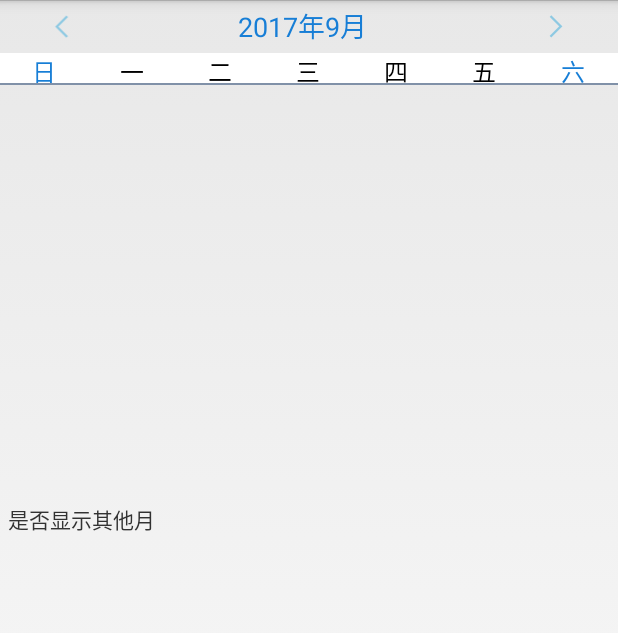
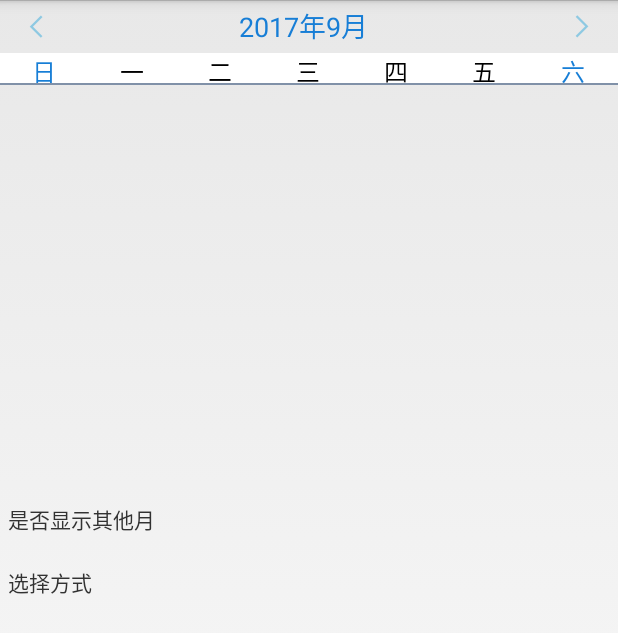
Before and after one commit to jackdeng1202/SuperCalendar, an Android app: the screen it shows after launch (CalendarActivity), on a phone screen of 412 x 824 dp. Shown: the top 633 px of the screen. Run offline under Robolectric (Android 15) with nearby library versions, the phone set to English and light mode, and no system bars.

Commit message:
1.实现单选多选功能

```diff
--- a/app/src/main/java/com/example/calendar/CalendarActivity.java
+++ b/app/src/main/java/com/example/calendar/CalendarActivity.java
@@ -2,6 +2,7 @@ package com.example.calendar;
 
 import android.app.Activity;
 import android.os.Bundle;
+import android.text.TextUtils;
 import android.view.Display;
 import android.view.GestureDetector;
 import android.view.GestureDetector.SimpleOnGestureListener;
@@ -24,8 +25,10 @@ import android.widget.Toast;
 import android.widget.ViewFlipper;
 
 import java.text.SimpleDateFormat;
+import java.util.ArrayList;
 import java.util.Date;
 
+import static android.widget.AbsListView.CHOICE_MODE_MULTIPLE;
 import static android.widget.AbsListView.CHOICE_MODE_SINGLE;
 
 /**
@@ -58,6 +61,11 @@ public class CalendarActivity extends Activity implements View.OnClickListener {
 	private boolean isShowLunar;
 	private TextView mCanshowother;
 	private String[] specialDay;
+	private int CHOOSE_MODE = CHOICE_MODE_SINGLE;
+	private ArrayList<String> mutiChooseDatas= new ArrayList<>();
+	private TextView mChosemode;
+	private TextView mOkBt;
+	private TextView mCancelBt;
 
 	public CalendarActivity() {
 
@@ -78,6 +86,9 @@ public class CalendarActivity extends Activity implements View.OnClickListener {
 		prevMonth = (ImageView) findViewById(R.id.prevMonth);
 		nextMonth = (ImageView) findViewById(R.id.nextMonth);
 		mCanshowother = (TextView) findViewById(R.id.canshowother);
+		mChosemode = (TextView) findViewById(R.id.chosemode);
+		mOkBt = (TextView) findViewById(R.id.tv_okbt);
+		mCancelBt = (TextView) findViewById(R.id.tv_cancelbt);
 		setListener();
 
 		isShowPreNextMonthDays = false;
@@ -196,7 +207,7 @@ public class CalendarActivity extends Activity implements View.OnClickListener {
 			gridView.setColumnWidth(40);
 		}
 		gridView.setGravity(Gravity.CENTER_VERTICAL);
-		gridView.setChoiceMode(CHOICE_MODE_SINGLE);
+		gridView.setChoiceMode(CHOOSE_MODE);
 		// 去除gridView边框
 		gridView.setVerticalSpacing(5);
 		gridView.setHorizontalSpacing(5);
@@ -214,24 +225,20 @@ public class CalendarActivity extends Activity implements View.OnClickListener {
 			@Override
 			public void onItemClick(AdapterView<?> arg0, View arg1, int position, long arg3) {
 				// TODO Auto-generated method stub
-				// 点击任何一个item，得到这个item的日期(排除点击的是周日到周六(点击不响应))
+				// 点击任何一个item，得到这个item的日期(排除点击的是上月和下月(点击不响应))
 				int startPosition = calV.getStartPositon();
 				int endPosition = calV.getEndPosition();
 				if (startPosition <= position + 7 && position <= endPosition - 7) {
 					String scheduleDay = calV.getDateByClickItem(position).split("\\.")[0]; // 这一天的阳历
-					// String scheduleLunarDay =
-					// calV.getDateByClickItem(position).split("\\.")[1];
-					// //这一天的阴历
 					String scheduleYear = calV.getShowYear();
 					String scheduleMonth = calV.getShowMonth();
-					Toast.makeText(CalendarActivity.this, scheduleYear + "-" + scheduleMonth + "-" + scheduleDay, Toast.LENGTH_SHORT).show();
-					// Toast.makeText(CalendarActivity.this, "点击了该条目",
-					// Toast.LENGTH_SHORT).show();
 
-					for (int i = 0; i < calV.getCount(); i++) {
-						ViewGroup child = (ViewGroup) gridView.getChildAt(i);
-						CheckedTextView textView = (CheckedTextView) child.getChildAt(0);
-						textView.setChecked(false);
+					if (CHOOSE_MODE == CHOICE_MODE_SINGLE){
+						unCheckAllItem();
+
+						Toast.makeText(CalendarActivity.this, scheduleYear + "-" + scheduleMonth + "-" + scheduleDay, Toast.LENGTH_SHORT).show();
+					}else {
+						mutiChooseDatas.add(scheduleYear + "-" + scheduleMonth + "-" + scheduleDay);
 					}
 
 					((CheckedTextView)((LinearLayout)arg1).getChildAt(0)).setChecked(true);
@@ -245,6 +252,9 @@ public class CalendarActivity extends Activity implements View.OnClickListener {
 		prevMonth.setOnClickListener(this);
 		nextMonth.setOnClickListener(this);
 		mCanshowother.setOnClickListener(this);
+		mChosemode.setOnClickListener(this);
+		mOkBt.setOnClickListener(this);
+		mCancelBt.setOnClickListener(this);
 	}
 
 	@Override
@@ -261,9 +271,46 @@ public class CalendarActivity extends Activity implements View.OnClickListener {
 			isShowPreNextMonthDays = !isShowPreNextMonthDays;
 			calV.setShowOthersMonthDays(isShowPreNextMonthDays);
 			break;
+		case R.id.chosemode:
+			if (CHOOSE_MODE == CHOICE_MODE_SINGLE){
+				CHOOSE_MODE = CHOICE_MODE_MULTIPLE;
+				mOkBt.setVisibility(View.VISIBLE);
+				mCancelBt.setVisibility(View.VISIBLE);
+				mutiChooseDatas.clear();
+				unCheckAllItem();
+			}else {
+				CHOOSE_MODE = CHOICE_MODE_SINGLE;
+				mOkBt.setVisibility(View.GONE);
+				mCancelBt.setVisibility(View.GONE);
+			}
+			gridView.setChoiceMode(CHOOSE_MODE);
+			break;
+		case R.id.tv_okbt:
+			String temp="";
+			for (String str : mutiChooseDatas) {
+				temp = temp + str + "\n";
+			}
+			if (!TextUtils.isEmpty(temp))
+				Toast.makeText(CalendarActivity.this, temp.subSequence(0,temp.lastIndexOf("\n")), Toast.LENGTH_SHORT).show();
+			else
+				Toast.makeText(CalendarActivity.this, "请选择日期", Toast.LENGTH_SHORT).show();
+
+			break;
+		case R.id.tv_cancelbt:
+			mutiChooseDatas.clear();
+			unCheckAllItem();
+			break;
 		default:
 			break;
 		}
 	}
 
+	private void unCheckAllItem() {
+		for (int i = 0; i < calV.getCount(); i++) {
+            ViewGroup child = (ViewGroup) gridView.getChildAt(i);
+            CheckedTextView textView = (CheckedTextView) child.getChildAt(0);
+            textView.setChecked(false);
+        }
+	}
+
 }
--- a/app/src/main/res/layout/calendar.xml
+++ b/app/src/main/res/layout/calendar.xml
@@ -4,37 +4,61 @@
     android:layout_height="match_parent"
     android:orientation="vertical" >
 
-    <LinearLayout
+    <RelativeLayout
         android:layout_width="match_parent"
-        android:layout_height="wrap_content"
-        android:orientation="horizontal" >
+        android:layout_height="wrap_content">
 
         <ImageView
+            android:layout_marginLeft="10dp"
+            android:padding="5dp"
+            android:layout_alignParentLeft="true"
+            android:layout_centerVertical="true"
             android:id="@+id/prevMonth"
-            android:layout_width="0dp"
+            android:layout_width="wrap_content"
             android:layout_height="wrap_content"
-            android:layout_gravity="center"
-            android:layout_weight="1"
             android:src="@drawable/prev_month" />
 
         <TextView
+            android:visibility="gone"
+            android:id="@+id/tv_cancelbt"
+            android:layout_centerVertical="true"
+            android:layout_toRightOf="@id/prevMonth"
+            android:padding="5dp"
+            android:text="取消"
+            android:layout_width="wrap_content"
+            android:layout_height="wrap_content"/>
+
+        <TextView
             android:id="@+id/currentMonth"
-            android:layout_width="0dp"
+            android:layout_width="wrap_content"
             android:layout_height="35dp"
-            android:layout_weight="3"
+            android:layout_centerInParent="true"
             android:gravity="center"
             android:text="2014年6月"
             android:textColor="#177ed6"
             android:textSize="18dp" />
 
         <ImageView
+            android:layout_marginRight="10dp"
+            android:padding="5dp"
+            android:layout_alignParentRight="true"
+            android:layout_centerVertical="true"
             android:id="@+id/nextMonth"
-            android:layout_width="0dp"
+            android:layout_width="wrap_content"
             android:layout_height="wrap_content"
             android:layout_gravity="center"
-            android:layout_weight="1"
             android:src="@drawable/next_month" />
-    </LinearLayout>
+
+        <TextView
+            android:visibility="gone"
+            android:id="@+id/tv_okbt"
+            android:layout_centerVertical="true"
+            android:layout_toLeftOf="@id/nextMonth"
+            android:padding="5dp"
+            android:text="确认"
+            android:layout_width="wrap_content"
+            android:layout_height="wrap_content"/>
+    </RelativeLayout>
 
     <LinearLayout
         android:layout_width="match_parent"
@@ -90,4 +114,11 @@
         android:layout_width="wrap_content"
         android:layout_height="wrap_content"/>
 
+    <TextView
+        android:id="@+id/chosemode"
+        android:layout_marginTop="10dp"
+        android:text="选择方式"
+        android:padding="5dp"
+        android:layout_width="wrap_content"
+        android:layout_height="wrap_content"/>
 </LinearLayout>
```
Also changed, not shown: 57 other files.
